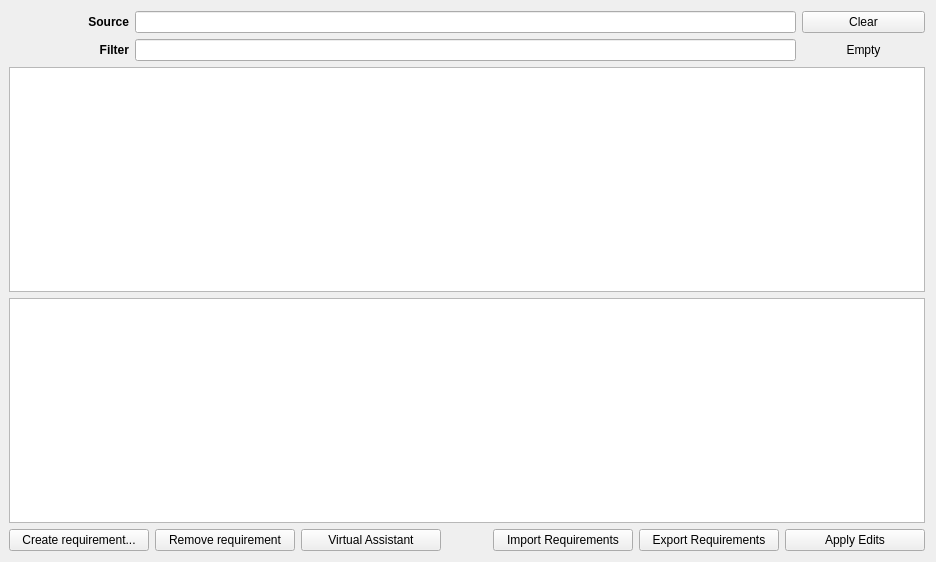
esa/TasteQtWidgets, file tastewidgets/requirements/requirementswidget.ui: the form before one commit.
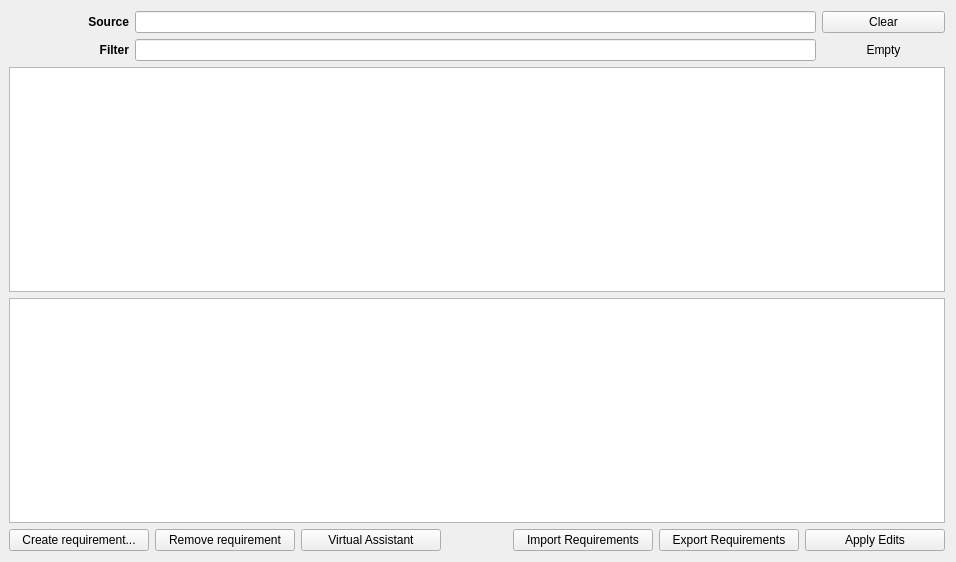
The form after the commit.

Commit message: UI tweaks follwong review. Default config for vareq removed

Patch:
```diff
--- a/tastewidgets/requirements/requirementswidget.ui
+++ b/tastewidgets/requirements/requirementswidget.ui
@@ -6,7 +6,7 @@
    <rect>
     <x>0</x>
     <y>0</y>
-    <width>936</width>
+    <width>956</width>
     <height>562</height>
    </rect>
   </property>
@@ -16,6 +16,18 @@
     <verstretch>6</verstretch>
    </sizepolicy>
   </property>
+  <property name="minimumSize">
+   <size>
+    <width>956</width>
+    <height>0</height>
+   </size>
+  </property>
+  <property name="maximumSize">
+   <size>
+    <width>956</width>
+    <height>16777215</height>
+   </size>
+  </property>
   <property name="windowTitle">
    <string>Requirements Manager</string>
   </property>
@@ -226,12 +238,21 @@
      </property>
      <item>
       <widget class="QTableView" name="allRequirements">
+       <property name="sizePolicy">
+        <sizepolicy hsizetype="Fixed" vsizetype="Expanding">
+         <horstretch>0</horstretch>
+         <verstretch>0</verstretch>
+        </sizepolicy>
+       </property>
        <property name="minimumSize">
         <size>
-         <width>60</width>
+         <width>936</width>
          <height>0</height>
         </size>
        </property>
+       <property name="alternatingRowColors">
+        <bool>false</bool>
+       </property>
        <property name="selectionBehavior">
         <enum>QAbstractItemView::SelectRows</enum>
        </property>
@@ -242,10 +263,10 @@
         <bool>false</bool>
        </attribute>
        <attribute name="horizontalHeaderMinimumSectionSize">
-        <number>160</number>
+        <number>50</number>
        </attribute>
        <attribute name="horizontalHeaderDefaultSectionSize">
-        <number>160</number>
+        <number>50</number>
        </attribute>
        <attribute name="horizontalHeaderStretchLastSection">
         <bool>false</bool>
```
Left out of the diff: 2 changed lines with no effect on the pictures. The commit also changes 4 other files.
